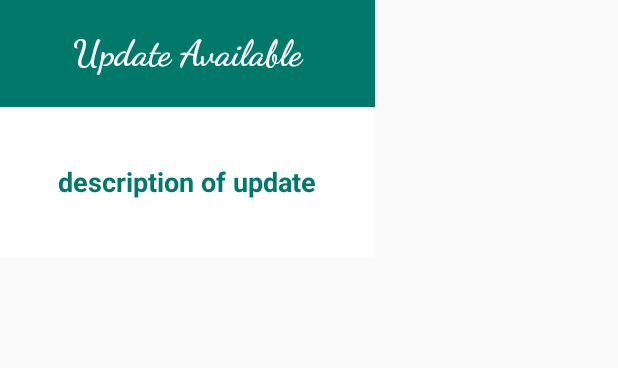
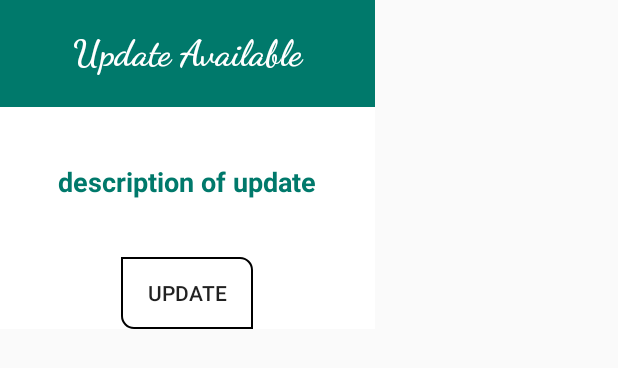
Before and after one commit to authoritydmc/UpdateAppSupport, an Android app: the layout dialogue_update_available.xml on its own in the app's theme, with its tools: preview values and no code run, on a phone screen of 412 x 824 dp. Shown: the top 368 px of the screen. Run offline under Robolectric (Android 15) with nearby library versions, the phone set to English and light mode, and no system bars; Roboto replaces fonts that are not available here.

Commit message:
Added: Update Button For Way to Reach update Page if isforced is false

```diff
--- a/updateapp/src/main/java/com/vastgk/updateapp/UpdateApp.java
+++ b/updateapp/src/main/java/com/vastgk/updateapp/UpdateApp.java
@@ -419,11 +419,14 @@ btnDownload.getBackground().setAlpha(0);
                                         Dialog updatedial = new Dialog(context);
                                         updatedial.requestWindowFeature(Window.FEATURE_NO_TITLE);
                                         updatedial.setContentView(R.layout.dialogue_update_available);
-
+Button updatebtn=updatedial.findViewById(R.id.dialogue_update_updatebtn);
                                         TextView textView = updatedial.findViewById(R.id.dialogue_update_avail_detailtxtview);
                                         String str = "Available Version: " + finalVersion +
                                                 "\nCurrent Version: " + currentVersion;
                                         textView.setText(str);
+                                        updatebtn.setOnClickListener(v->{
+                                            context.startActivity(new Intent(context,UpdateApp.class));
+                                        });
                                         updatedial.setCancelable(true);
                                         updatedial.show();
 
--- a/updateapp/src/main/res/layout/dialogue_update_available.xml
+++ b/updateapp/src/main/res/layout/dialogue_update_available.xml
@@ -35,6 +35,13 @@
             android:textAlignment="center"
             android:textColor="#00796B"
             android:textSize="18sp" />
+        <Button
+            android:layout_width="wrap_content"
+            android:layout_height="wrap_content"
+            android:text="Update"
+            android:id="@+id/dialogue_update_updatebtn"
+            android:layout_gravity="center"
+            android:background="@drawable/draw_button_border"/>
     </LinearLayout>
 
 
```
